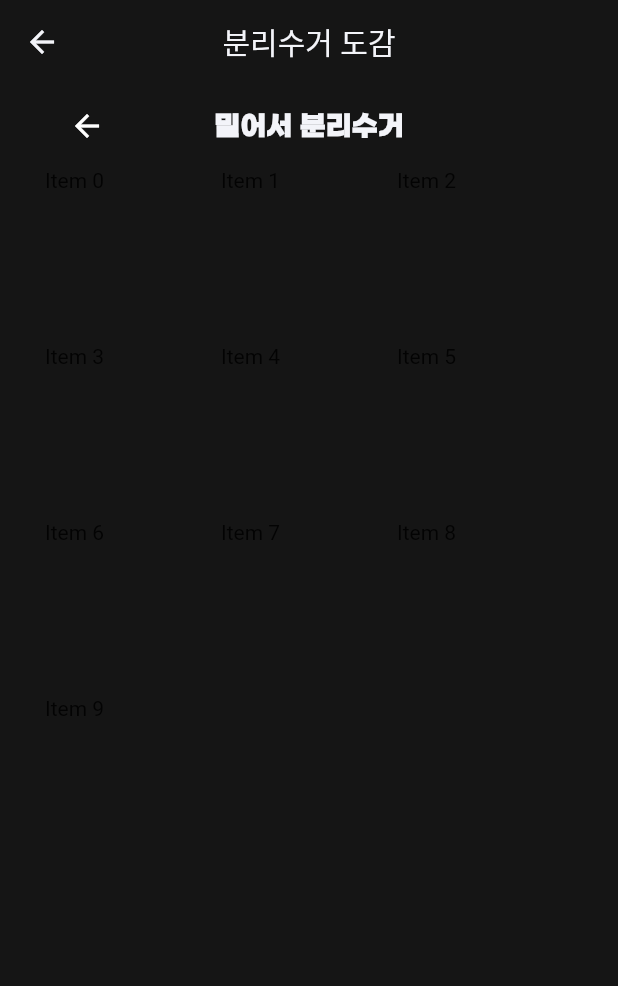
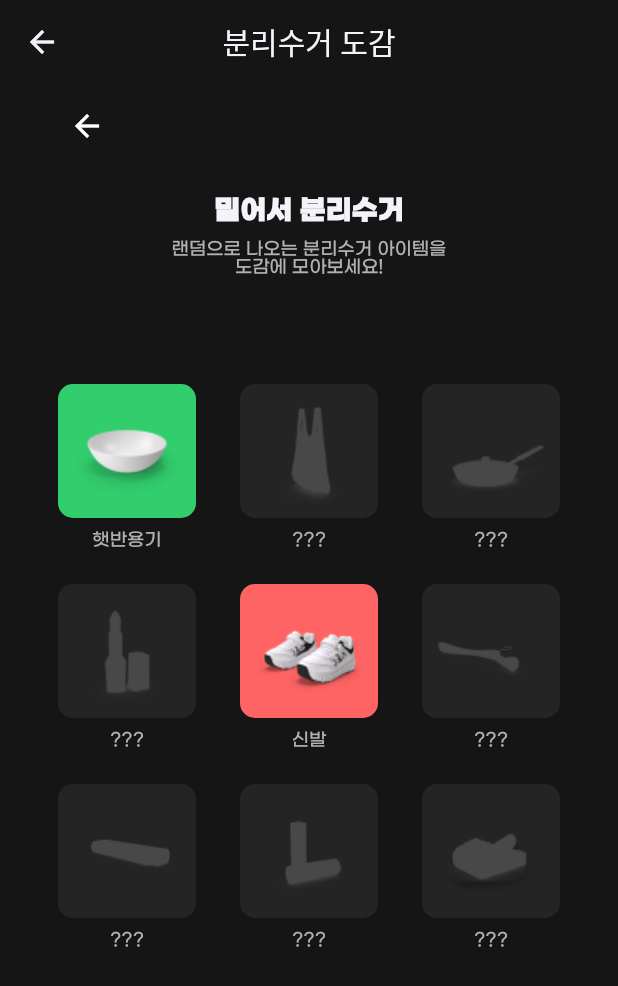
Before and after one commit to haram22/sessakthon, a Flutter app: the CollectionPage screen opened directly, on a phone screen of 412 x 824 dp. Shown: the top 986 px of the screen. Run offline on Flutter 3.47's test engine with Material 2 defaults, Android fonts, the phone set to English and light mode, and no system bars; our stand-ins replace flutter_cache_manager, flutter_screenutil; missing offline and left inert: async_wallpaper, circle_progress_bar, screen_state; project files that could hold a hidden picture were left out.

Commit message:
Collection Start

```diff
--- a/lib/View/collection/collectionComp.dart
+++ b/lib/View/collection/collectionComp.dart
@@ -1,4 +1,5 @@
 import 'package:flutter/material.dart';
+import 'package:pj1/View/collection/collectionDetail.dart';
 import 'package:pj1/theme/textStyle.dart';
 
 import '../../theme/colors.dart';
@@ -11,6 +12,53 @@ class CollectionPage extends StatefulWidget {
 }
 
 class _CollectionPageState extends State<CollectionPage> {
+  List<CollectionItem> collection = [
+    CollectionItem(
+        image: "assets/collection/hetbahn.png",
+        name: "햇반용기",
+        isCollected: true,
+        color: mainColor_green),
+    CollectionItem(
+        image: "assets/collection/vinyl.png",
+        name: "???",
+        isCollected: false,
+        color: const Color(0xFF242424)),
+    CollectionItem(
+        image: "assets/collection/pan.png",
+        name: "???",
+        isCollected: false,
+        color: const Color(0xFF242424)),
+    CollectionItem(
+        image: "assets/collection/tint.png",
+        name: "???",
+        isCollected: false,
+        color: const Color(0xFF242424)),
+    CollectionItem(
+        image: "assets/collection/shoes.png",
+        name: "신발",
+        isCollected: true,
+        color: const Color(0xFFFF6464)),
+    CollectionItem(
+        image: "assets/collection/hanger.png",
+        name: "???",
+        isCollected: false,
+        color: const Color(0xFF242424)),
+    CollectionItem(
+        image: "assets/collection/unknown1.png",
+        name: "???",
+        isCollected: false,
+        color: const Color(0xFF242424)),
+    CollectionItem(
+        image: "assets/collection/battery.png",
+        name: "???",
+        isCollected: false,
+        color: const Color(0xFF242424)),
+    CollectionItem(
+        image: "assets/collection/unknown2.png",
+        name: "???",
+        isCollected: false,
+        color: const Color(0xFF242424)),
+  ];
   @override
   Widget build(BuildContext context) {
     return Scaffold(
@@ -28,10 +76,30 @@ class _CollectionPageState extends State<CollectionPage> {
           slivers: <Widget>[
             SliverAppBar(
               backgroundColor: mainColor_black,
+              expandedHeight: 200,
               centerTitle: true,
-                title: Text(
+              flexibleSpace: FlexibleSpaceBar(
+                background: Column(
+                  crossAxisAlignment: CrossAxisAlignment.center,
+                  children: [
+                    const SizedBox(height: 75),
+                    Text(
                       '밀어서 분리수거',
                       style: title1(color: mainColor_white),
+                    ),
+                    const SizedBox(height: 10),
+                    const Text(
+                      "랜덤으로 나오는 분리수거 아이템을\n도감에 모아보세요!",
+                      textAlign: TextAlign.center,
+                      style: TextStyle(
+                        fontFamily: 'gmarket',
+                        fontSize: 12,
+                        fontWeight: FontWeight.normal,
+                        color: gray_300,
+                      ),
+                    ),
+                  ],
+                ),
               ),
               // 헤더의 높이나 다른 설정을 지정할 수 있습니다.
               // 필요에 따라 SliverAppBar을 조정하세요.
@@ -39,21 +107,64 @@ class _CollectionPageState extends State<CollectionPage> {
             SliverGrid(
               gridDelegate: const SliverGridDelegateWithFixedCrossAxisCount(
                 crossAxisCount: 3,
+                crossAxisSpacing: 12,
+                mainAxisSpacing: 24,
                 // 그리드의 각 열에 표시될 항목 수를 설정합니다.
               ),
               delegate: SliverChildBuilderDelegate(
                 (BuildContext context, int index) {
                   // 그리드 항목을 생성하는 로직을 작성합니다.
-                    return GridTile(
-                      child: Text('Item $index'),
+                  return GestureDetector(
+                    onTap: () => showAlertDialog(context, collection[index]),
+                    child: Column(
+                      mainAxisSize: MainAxisSize.max,
+                      children: [
+                        Expanded(
+                          child: Container(
+                            width: 92,
+                            decoration: BoxDecoration(
+                              borderRadius: BorderRadius.circular(10),
+                              color: collection[index].color,
+                            ),
+                            child: Image.asset(collection[index].image),
+                          ),
+                        ),
+                        const SizedBox(height: 8),
+                        Text(
+                          collection[index].name,
+                          textAlign: TextAlign.center,
+                          style: const TextStyle(
+                            fontFamily: 'gmarket',
+                            fontSize: 12,
+                            fontWeight: FontWeight.normal,
+                            color: gray_300,
+                          ),
+                        ),
+                      ],
+                    ),
                   );
                 },
-                  childCount: 10,
+                childCount: 9,
                 // 그리드에 표시될 총 항목 수를 지정합니다.
               ),
             ),
           ],
-          )),
+        ),
+      ),
     );
   }
 }
+
+class CollectionItem {
+  CollectionItem({
+    required this.image,
+    required this.name,
+    required this.isCollected,
+    required this.color,
+  });
+
+  String image;
+  String name;
+  bool isCollected;
+  Color color;
+}
--- a/lib/View/collection/collectionDetail.dart
+++ b/lib/View/collection/collectionDetail.dart
@@ -0,0 +1,15 @@
+import 'package:flutter/material.dart';
+import 'package:pj1/View/collection/collectionComp.dart';
+
+void showAlertDialog(BuildContext context, CollectionItem item) {
+  showDialog(
+    context: context,
+    builder: (BuildContext context) {
+      return const AlertDialog(
+        title: Text('알림'),
+        content: Text('메시지 내용'),
+        actions: [],
+      );
+    },
+  );
+}
```
Also changed, not shown: assets/collection/battery.png (added), assets/collection/hanger.png (added), assets/collection/hetbahn.png (added), assets/collection/pan.png (added), assets/collection/shoes.png (added), assets/collection/tint.png (added), assets/collection/unknown1.png (added), assets/collection/unknown2.png (added), assets/collection/vinyl.png (added). Lines whose indentation alone changed are shown as unchanged.
